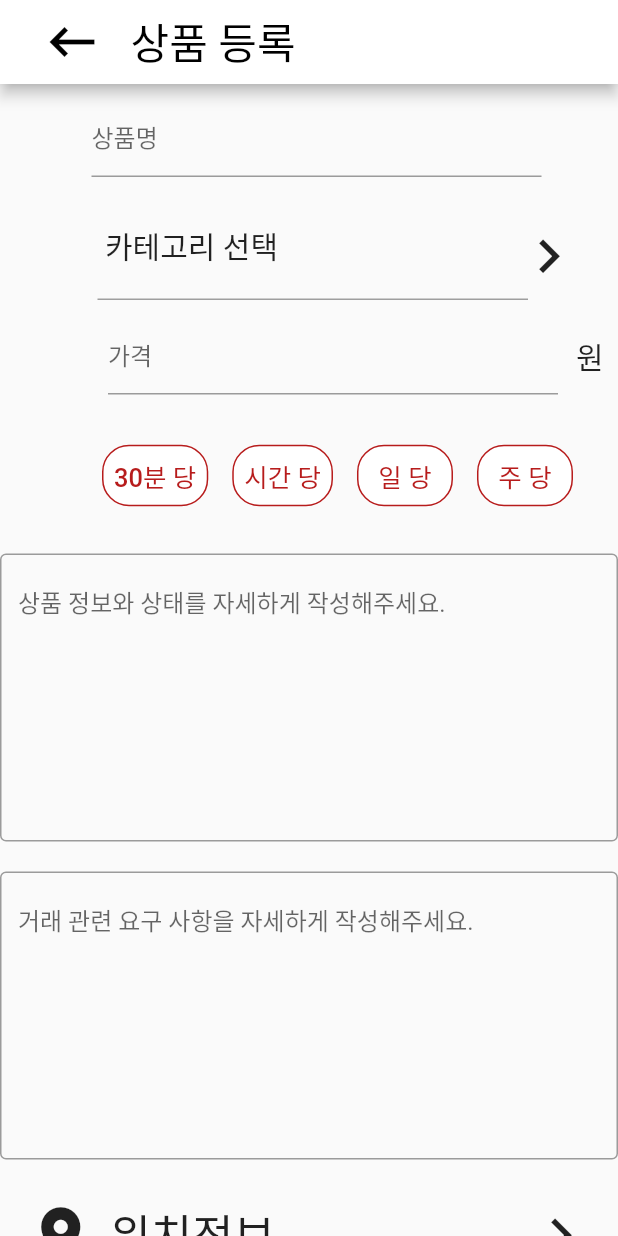
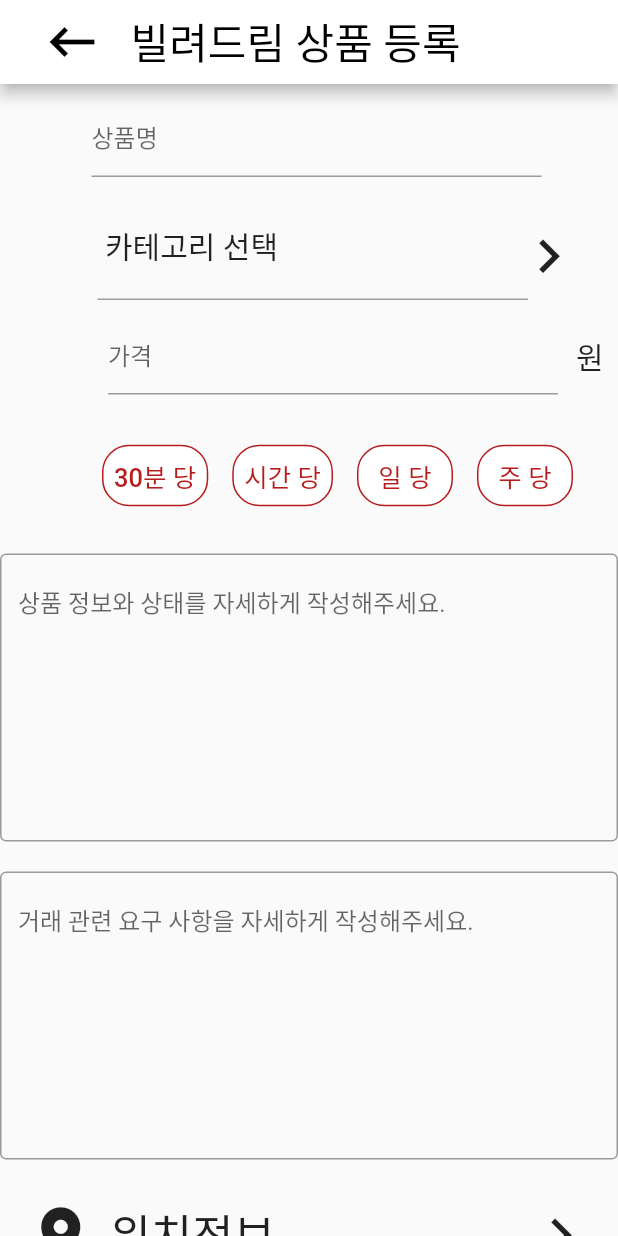
Before and after one commit to SRCdevvv/BillRun, a Flutter app: the screen it shows after launch, item 3 of the bottom bar chosen, after a tap on "빌려드림", on a phone screen of 412 x 824 dp. Run offline on Flutter 3.47's test engine with Material 2 defaults, Android fonts, the phone set to English and light mode, and no system bars; our stand-ins replace carousel_slider, get, image_picker, modal_bottom_sheet; network calls fail.

Commit message:
divided register

```diff
--- a/bilrun/lib/screens/Rent/rent_main.dart
+++ b/bilrun/lib/screens/Rent/rent_main.dart
@@ -1,15 +1,14 @@
 import 'package:bilrun/widgets/location/now_location.dart';
+import 'package:bilrun/widgets/main_drawer.dart';
 import 'package:flutter/material.dart';
-import 'package:bilrun/widgets/banner.dart';
-import 'package:bilrun/widgets/billrun_appbar.dart';
 import 'package:bilrun/design/divider_example.dart';
-import 'package:flutter_spinkit/flutter_spinkit.dart';
 import 'package:http/http.dart' as http;
 import 'dart:convert';
 import 'package:bilrun/screens/product_detail/product_detail_main.dart';
 import 'package:get/get.dart';
+import 'package:bilrun/widgets/search/search_button.dart';
 
-//빌
+//빌림
 
 void main() => runApp(RentMain());
 
@@ -88,10 +87,38 @@ class _RentMainState extends State<RentMain> {
 
 
     return Scaffold(
-      appBar: PreferredSize(
-        preferredSize: const Size.fromHeight(100),
-        child:
-        BillrunAppbar(),
+      appBar: AppBar(
+        // leading: Padding(
+        //   padding: EdgeInsets.fromLTRB(10, 0, 0, 0),
+        //   child:
+        //   IconButton(
+        //     icon: Icon(Icons.menu),
+        //     color: Colors.black,
+        //     tooltip: 'menu click',
+        //     iconSize: 30.0,
+        //     onPressed: () => {
+        //       ListTileStyle.drawer
+        //
+        //
+        //     },
+        //   ),
+        // ),
+        backgroundColor: Colors.white,
+        title: Row(
+          // mainAxisAlignment: MainAxisAlignment.start,
+          // mainAxisSize: MainAxisSize.min,
+          children: <Widget>[
+            Image.asset('assets/images/logo.png', height: 40, width: 100)
+          ],
+        ),
+        actions: <Widget>[
+          Padding(
+            padding: EdgeInsets.fromLTRB(10, 0, 20, 0),
+            child: SearchButton(),
+          ),
+
+          //TODO 검색창으로 넘어가도록 네비게이터
+        ],
       ),
 
       body: Column(
@@ -215,6 +242,12 @@ class _RentMainState extends State<RentMain> {
           ),
         ],
       ),
+      drawer: Drawer(
+        child:
+        MainDrawer(),
+      ),
+
+
     );
   }
 
--- a/bilrun/lib/screens/lend/lend_main.dart
+++ b/bilrun/lib/screens/lend/lend_main.dart
@@ -1,10 +1,11 @@
 import 'package:bilrun/widgets/banner.dart';
+import 'package:bilrun/widgets/main_drawer.dart';
+import 'package:bilrun/widgets/search/search_button.dart';
 import 'package:flutter/material.dart';
 import 'package:get/get.dart';
 import 'package:get/get_instance/get_instance.dart';
 import 'lend_controller.dart';
 import 'lend_product_list.dart';
-import 'package:bilrun/widgets/billrun_appbar.dart';
 import 'package:bilrun/widgets/location/now_location.dart';
 import 'package:bilrun/design/divider_example.dart';
 
@@ -39,12 +40,30 @@ class _LendMainState extends State<LendMain> {
 
       return Scaffold(
 
-      appBar: PreferredSize(
-        preferredSize: const Size.fromHeight(100),
-        child:
-        BillrunAppbar(),
-      ),
-      body:
+        appBar: AppBar(
+
+          iconTheme: IconThemeData(
+            color: Colors.black,
+          ),
+          backgroundColor: Colors.white,
+          title: Row(
+            // mainAxisAlignment: MainAxisAlignment.start,
+            // mainAxisSize: MainAxisSize.min,
+            children: <Widget>[
+              Image.asset('assets/images/logo.png', height: 40, width: 100)
+            ],
+          ),
+          actions: <Widget>[
+            Padding(
+              padding: EdgeInsets.fromLTRB(10, 0, 20, 0),
+              child: SearchButton(),
+            ),
+
+            //TODO 검색창으로 넘어가도록 네비게이터
+          ],
+        ),
+
+        body:
           SafeArea(
           child: Column(
               children: [
@@ -54,8 +73,8 @@ class _LendMainState extends State<LendMain> {
                       scrollDirection: Axis.vertical,
                       shrinkWrap: true,
                       children: [
+                        OriginDivider(Colors.red[900], 100, 0, 0),
                         BannerWidget(),
-                        OriginDivider(Colors.red[900], 5, 0, 0),
                         Row(
                           children: [
                             Padding(padding: EdgeInsets.fromLTRB(10, 0, 10, 0),
@@ -112,6 +131,16 @@ class _LendMainState extends State<LendMain> {
     ],
     ),
     ),
+
+
+          drawer: Drawer(
+            child:
+            MainDrawer(),
+          ),
+
+
+
+
     );
 
 
--- /dev/null
+++ b/bilrun/lib/screens/product_register/lend_register_main.dart
@@ -0,0 +1,229 @@
+import 'package:flutter/material.dart';
+import 'package:bilrun/design/divider_example.dart';
+import 'camera_image_picker.dart';
+import 'package:get/get.dart';
+
+void main() => runApp(LendProductRegister());
+
+
+bool ProductCategory;
+
+
+class LendProductRegister extends StatelessWidget {
+
+
+
+  @override
+  Widget build(BuildContext context) {
+    return Scaffold(
+      appBar: AppBar(
+        backgroundColor: Colors.white,
+        leading: Padding(
+          padding: EdgeInsets.fromLTRB(20, 0, 0, 0),
+          child: IconButton(
+            icon: Icon(Icons.keyboard_backspace),
+            color: Colors.black,
+            iconSize: 40.0,
+            onPressed: () => {Get.back()},
+          ),
+        ),
+        title: Padding(
+          padding: EdgeInsets.fromLTRB(15, 0, 0, 0),
+          child: Text(
+            "빌려드림 상품 등록",
+            style: TextStyle(color: Colors.black, fontSize: 28.0),
+          ),
+        ),
+        centerTitle: false,
+      ),
+      body: ListView(
+        children: <Widget>[
+          ProductRegisterWidget(),
+
+        ],
+      ),
+    );
+  }
+}
+
+
+class ProductRegisterWidget extends StatefulWidget {
+  @override
+  _ProductRegisterWidgetState createState() => _ProductRegisterWidgetState();
+}
+
+class _ProductRegisterWidgetState extends State<ProductRegisterWidget> {
+
+  @override
+  void initState() {
+    // TODO: implement initState
+    super.initState();
+    ProductCategory = Get.arguments;
+  }
+
+
+  @override
+  Widget build(BuildContext context) {
+
+    return Container(
+
+      child: Column(
+        children: <Widget>[
+          //TODO 이미지 픽커
+          CameraImagePicker(),
+
+
+          Padding(
+            padding: const EdgeInsets.fromLTRB(20, 0, 10, 10),
+            child: ProductTextfield('상품명'),
+          ),
+
+          //TODO 카테고리 만들기
+          Row(children: <Widget>[
+            Padding(
+              padding: const EdgeInsets.fromLTRB(70, 0, 0, 10),
+              child: Text("카테고리 선택", style: TextStyle(fontSize: 20)),
+            ),
+            Padding(
+              padding: const EdgeInsets.fromLTRB(150, 0, 10, 10),
+              child: IconButton(
+                  icon: Icon(
+                    Icons.keyboard_arrow_right,
+                    size: 45,
+                  ),
+                  onPressed: () {
+                  }),
+            ),
+          ]),
+          OriginDivider(Colors.grey[500], 1, 65, 60),
+
+          Padding(
+            padding: const EdgeInsets.fromLTRB(60, 0, 10, 10),
+            child: Row(
+              children: [
+                ProductTextfield('가격'),
+                Container(
+                    child: Text(
+                      "원",
+                      style: TextStyle(fontSize: 20.0),
+                    )),
+              ],
+            ),
+          ),
+
+          Padding(
+            padding: const EdgeInsets.fromLTRB(60, 0, 0, 10),
+            child: Row(
+              children: <Widget>[
+                TimeStandard('30분 당'),
+                TimeStandard("시간 당"),
+                TimeStandard("일 당"),
+                TimeStandard("주 당"),
+              ],
+            ),
+          ),
+
+          ExplainText('상품 정보와 상태를 자세하게 작성해주세요.'),
+
+          ExplainText('거래 관련 요구 사항을 자세하게 작성해주세요.'),
+
+          Row(
+            children: <Widget>[
+              Padding(
+                padding: const EdgeInsets.fromLTRB(10, 10, 10, 30),
+                child: IconButton(
+                    icon: Icon(
+                      Icons.location_on,
+                      size: 45,
+                    ),
+                    onPressed: () {}),
+              ),
+              Padding(
+                padding: const EdgeInsets.fromLTRB(5, 10, 40, 20),
+                child: Container(
+                    child: Text("위치정보", style: TextStyle(fontSize: 30))),
+              ),
+              Padding(
+                padding: const EdgeInsets.fromLTRB(120, 10, 20, 30),
+                child: IconButton(
+                    icon: Icon(
+                      Icons.keyboard_arrow_right,
+                      size: 45,
+                    ),
+                    onPressed: () {}),
+              ),
+            ],
+          ),
+
+          //TODO gesture detector에 기능 추가하기
+          GestureDetector(
+            child: Container(
+              padding: EdgeInsets.fromLTRB(0, 10, 0, 0),
+              width: MediaQuery.of(context).size.width,
+              height: 80,
+              color: Colors.red[900],
+              child: Center(
+                  child: Text(
+                    "등록하기",
+                    style: TextStyle(
+                        color: Colors.white,
+                        fontSize: 30,
+                        fontWeight: FontWeight.bold),
+                  )),
+            ),
+            onTap: () {},
+          ),
+        ],
+      ),
+    );
+  }
+}
+
+Container ProductTextfield(String title) {
+  return Container(
+    //padding: EdgeInsets.fromLTRB(30, 10, 30, 20),
+    margin: EdgeInsets.all(12),
+    width: 300,
+    height: 50,
+    child: TextField(
+      decoration: InputDecoration(
+        labelText: '$title',
+      ),
+    ),
+  );
+}
+
+TextButton TimeStandard(String timeStandard) {
+  return TextButton(
+      child: TextButton(
+        style: TextButton.styleFrom(
+          shape: RoundedRectangleBorder(
+            borderRadius: BorderRadius.circular(18.0),
+            side: BorderSide(color: Colors.red[900]),
+          ),
+          backgroundColor: Colors.white,
+        ),
+        onPressed: () {},
+        child: Text(
+          "$timeStandard",
+          style: TextStyle(
+            fontSize: 17.0,
+            color: Colors.red[900],
+          ),
+        ),
+      ));
+}
+
+Container ExplainText(String explainText) {
+  print(ProductCategory);
+  return Container(
+    padding: EdgeInsets.fromLTRB(0, 10, 0, 10),
+    child: TextField(
+      maxLines: 8,
+      decoration: InputDecoration(
+        hintText: "$explainText",
+        border: OutlineInputBorder(),
+      ),
+    ),
+  );
+}
--- a/bilrun/lib/screens/product_register/product_register_popup.dart
+++ b/bilrun/lib/screens/product_register/product_register_popup.dart
@@ -1,11 +1,9 @@
 import 'dart:ui';
-
+import 'package:bilrun/screens/product_register/rent_register_main.dart';
 import 'package:flutter/cupertino.dart';
 import 'package:flutter/material.dart';
 import 'package:get/get.dart';
-import 'package:bilrun/screens/product_register/register_main.dart';
-import 'package:bilrun/screens/lend/lend_main.dart';
-import 'package:bilrun/main.dart';
+import 'lend_register_main.dart';
 
 
 
@@ -54,8 +52,8 @@ Widget showDialog() {
 
     title: Text('상품 등록'),
     actions: <Widget> [
-      TextButton(onPressed: ()=> {Get.to(ProductRegister(),arguments: true)}, child: Text('빌려드림')),
-      TextButton(onPressed: ()=>{Get.to(ProductRegister(),arguments: false)}, child: Text('빌림'))
+      TextButton(onPressed: ()=> {Get.to(LendProductRegister(),arguments: true)}, child: Text('빌려드림')),
+      TextButton(onPressed: ()=>{Get.to(RentProductRegister(),arguments: false)}, child: Text('빌림'))
 
     ],
 
--- a/bilrun/lib/screens/product_register/register_main.dart
+++ b/bilrun/lib/screens/product_register/rent_register_main.dart
@@ -1,17 +1,16 @@
 import 'package:flutter/material.dart';
-import 'package:image_picker/image_picker.dart';
 import 'package:bilrun/design/divider_example.dart';
 import 'camera_image_picker.dart';
 import 'package:get/get.dart';
-import 'package:bilrun/main.dart';
 
-void main() => runApp(ProductRegister());
+
+void main() => runApp(RentProductRegister());
 
 
 bool ProductCategory;
 
 
-class ProductRegister extends StatelessWidget {
+class RentProductRegister extends StatelessWidget {
 
 
 
@@ -32,7 +31,7 @@ class ProductRegister extends StatelessWidget {
         title: Padding(
           padding: EdgeInsets.fromLTRB(15, 0, 0, 0),
           child: Text(
-            "상품 등록",
+            "빌림 상품 등록",
             style: TextStyle(color: Colors.black, fontSize: 28.0),
           ),
         ),
```
Lines whose indentation alone changed are shown as unchanged.
